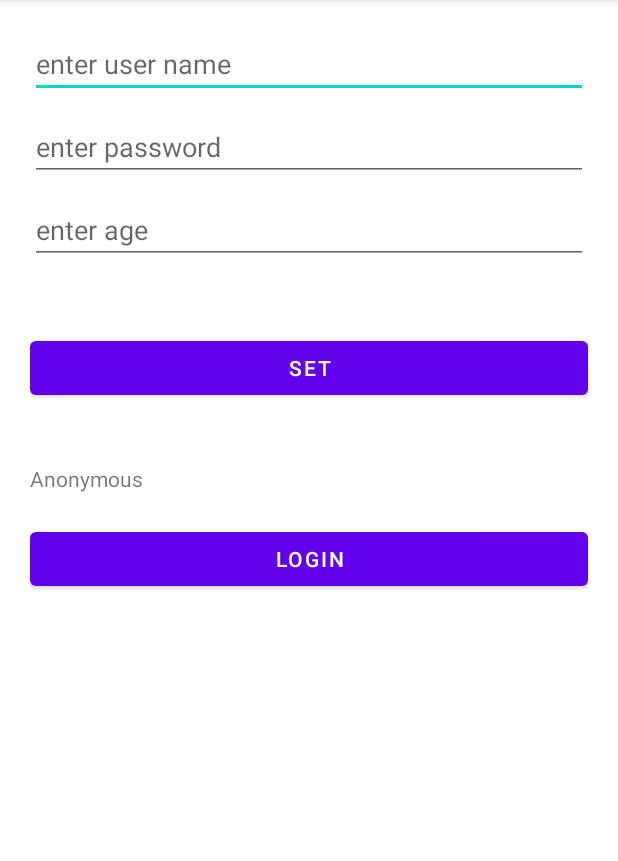
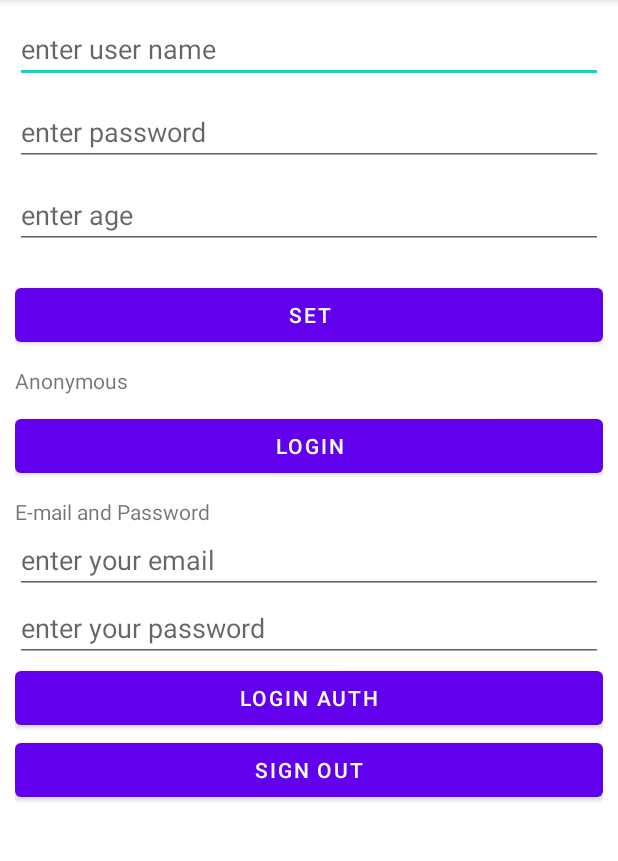
Before and after one commit to dogusipeksac/bannner_ads, an Android app: the screen it shows after launch (MainActivity), on a phone screen of 412 x 824 dp, the part 84-945 px from its top. Run offline under Robolectric (Android 15) with nearby library versions, the phone set to English and light mode, and no system bars; our stand-ins replace AdMob, Firebase (no records; nobody signed in at launch, a user with empty details on screens opened directly); 5 statements that could not run were skipped.

Commit message:
login with mail and password

```diff
--- a/app/src/main/java/com/example/firebase/MainActivity.java
+++ b/app/src/main/java/com/example/firebase/MainActivity.java
@@ -25,7 +25,9 @@ import com.google.android.gms.ads.initialization.OnInitializationCompleteListene
 import com.google.android.gms.auth.api.signin.internal.Storage;
 import com.google.android.gms.tasks.OnCompleteListener;
 import com.google.android.gms.tasks.Task;
+import com.google.firebase.auth.AuthCredential;
 import com.google.firebase.auth.AuthResult;
+import com.google.firebase.auth.EmailAuthProvider;
 import com.google.firebase.auth.FirebaseAuth;
 import com.google.firebase.auth.FirebaseUser;
 import com.google.firebase.crashlytics.FirebaseCrashlytics;
@@ -47,6 +49,8 @@ public class MainActivity extends AppCompatActivity {
     EditText editAge;
     ImageView imageView;
     FirebaseAuth mAuth;
+    EditText emailEdit;
+    EditText passwordEdit;
     FirebaseAuth.AuthStateListener mAuthListener;
 
     protected void onCreate(Bundle savedInstanceState) {
@@ -56,15 +60,17 @@ public class MainActivity extends AppCompatActivity {
         editPassword=findViewById(R.id.editTextPassword);
         editAge=findViewById(R.id.editTextAge);
         mAuth=FirebaseAuth.getInstance();
+        emailEdit=findViewById(R.id.editTextUserNameLogin);
+        passwordEdit=findViewById(R.id.editTextPasswordLogin);
         mAuthListener=new FirebaseAuth.AuthStateListener() {
             @Override
             public void onAuthStateChanged( FirebaseAuth firebaseAuth) {
-                FirebaseUser user=FirebaseAuth.getInstance().getCurrentUser();
+                FirebaseUser user=firebaseAuth.getCurrentUser();
                 if(user==null){
-                    Log.d("sign out","sign out");
+                    Log.d("sign out","user.getUid()");
                 }
                 else{
-                    Log.d("sign in","sign in");
+                    Log.d("sign in","user.getUid()");
                 }
             }
         };
@@ -214,4 +220,22 @@ public class MainActivity extends AppCompatActivity {
     }
 
 
+    public void authLoginButton(View view) {
+
+
+        AuthCredential credential= EmailAuthProvider.getCredential(emailEdit.getText().toString()
+                ,passwordEdit.getText().toString());
+        mAuth.getCurrentUser().linkWithCredential((credential)).addOnCompleteListener(this,new OnCompleteListener<AuthResult>() {
+            @Override
+            public void onComplete(Task<AuthResult> task) {
+
+
+            }
+        });
+    }
+
+
+    public void authSignOutButton(View view) {
+        mAuth.signOut();
+    }
 }
--- a/app/src/main/res/layout/activity_main.xml
+++ b/app/src/main/res/layout/activity_main.xml
@@ -13,14 +13,14 @@
         android:layout_height="wrap_content"
         android:layout_alignParentBottom="true"
         android:layout_centerHorizontal="true"
-        android:layout_marginBottom="43dp"
+        android:layout_marginBottom="20dp"
         app:adSize="BANNER"
         app:adUnitId="ca-app-pub-3940256099942544/6300978111"></com.google.android.gms.ads.AdView>
 
     <LinearLayout
         android:layout_width="match_parent"
         android:layout_height="match_parent"
-        android:layout_margin="20dp"
+        android:layout_margin="10dp"
         android:orientation="vertical">
 
         <EditText
@@ -49,10 +49,10 @@
             android:ems="10"
             android:inputType="textPersonName"
             android:hint="enter age"
-            android:layout_marginBottom="25dp"/>
+            android:layout_marginBottom="10dp"/>
 
         <Button
-            android:layout_marginTop="20dp"
+            android:layout_marginTop="10dp"
             android:id="@+id/set"
             android:layout_width="match_parent"
             android:layout_height="wrap_content"
@@ -60,7 +60,7 @@
             android:text="set" />
 
         <LinearLayout
-            android:layout_marginTop="40dp"
+            android:layout_marginTop="10dp"
             android:layout_width="match_parent"
             android:layout_height="wrap_content"
             android:orientation="vertical">
@@ -80,7 +80,7 @@
                 android:text="Anonymous" />
 
             <Button
-                android:layout_marginTop="20dp"
+                android:layout_marginTop="10dp"
                 android:id="@+id/buttonL"
                 android:onClick="anonymousButton"
                 android:layout_width="match_parent"
@@ -89,6 +89,48 @@
 
         </LinearLayout>
 
+        <LinearLayout
+             android:layout_marginTop="10dp"
+            android:layout_width="match_parent"
+            android:layout_height="wrap_content"
+            android:orientation="vertical">
+
+            <TextView
+                android:id="@+id/textView"
+                android:layout_width="match_parent"
+                android:layout_height="wrap_content"
+                android:text="E-mail and Password " />
+
+            <EditText
+                android:id="@+id/editTextUserNameLogin"
+                android:layout_width="match_parent"
+                android:layout_height="wrap_content"
+                android:ems="10"
+                android:inputType="textPersonName"
+                android:hint="enter your email" />
+
+            <EditText
+                android:id="@+id/editTextPasswordLogin"
+                android:layout_width="match_parent"
+                android:layout_height="wrap_content"
+                android:ems="10"
+                android:inputType="textPassword"
+                android:hint="enter your password" />
+
+            <Button
+                android:id="@+id/loginButtonAuth"
+                android:layout_width="match_parent"
+                android:layout_height="wrap_content"
+                android:onClick="authLoginButton"
+                android:text="Login Auth" />
+            <Button
+                android:id="@+id/signOutButtonAuth"
+                android:layout_width="match_parent"
+                android:layout_height="wrap_content"
+                android:onClick="authSignOutButton"
+                android:text="Sign Out" />
+        </LinearLayout>
+
 
     </LinearLayout>
 
```
